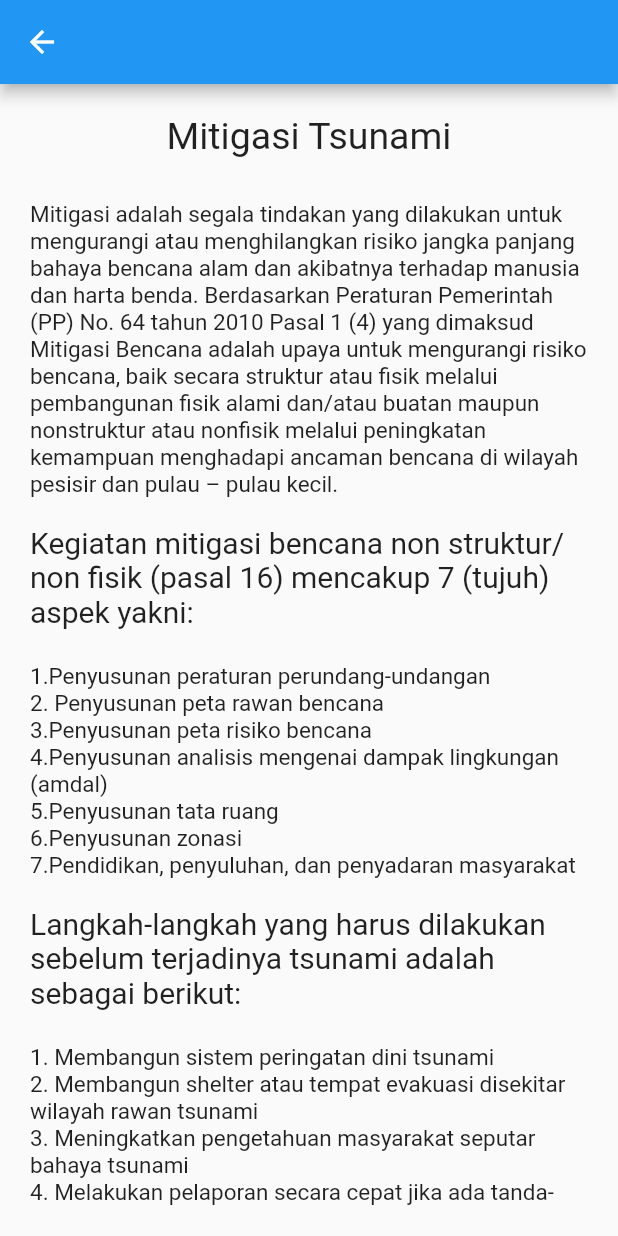
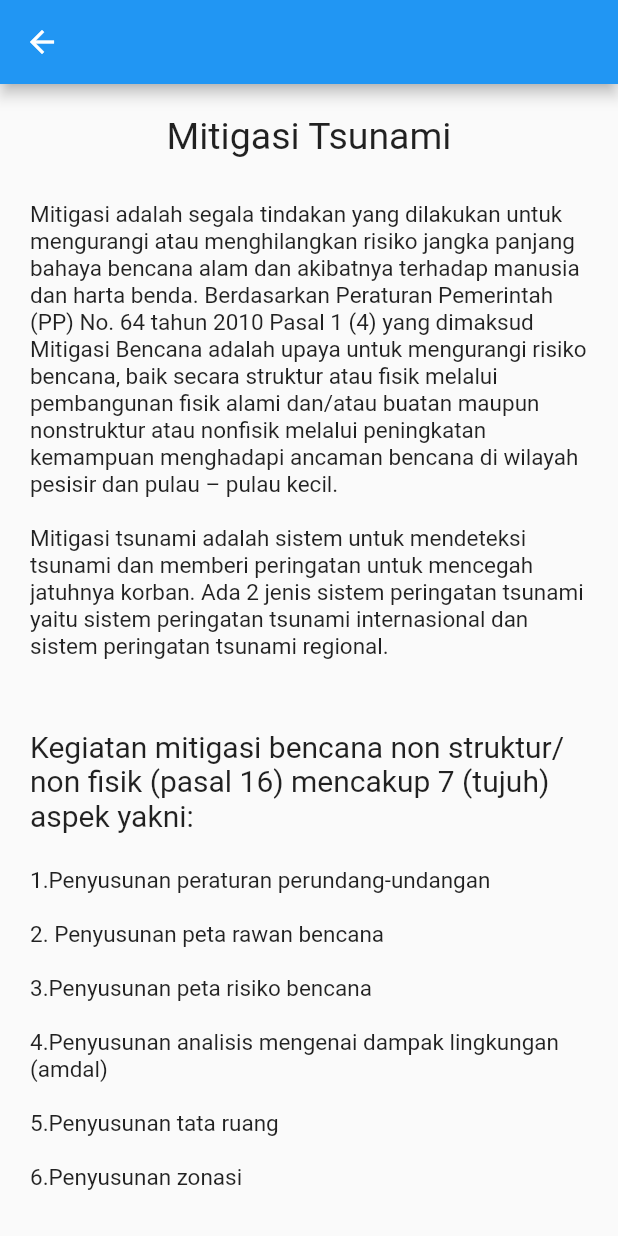
Before and after one commit to nandabrilianto/SIBAT, a Flutter app: the Mitigasi screen opened directly, on a phone screen of 412 x 824 dp. Run offline on Flutter 3.47's test engine with Material 2 defaults, Android fonts, the phone set to English and light mode, and no system bars; our stand-ins replace flutter_map, latlong; network calls fail.

Commit message:
Menghapus list info dari drawer
Perubahan lainnya:
- Merapikan artikel mitigasi tsunami
- Menambah gambar di menu mitigasi
- Merapikan artikel tahapan evakuasi

```diff
--- a/lib/HomePage.dart
+++ b/lib/HomePage.dart
@@ -117,15 +117,15 @@ class _HomePageState extends State<HomePage> {
                   Navigator.push(context, route);
                 },
               ),
-              new Divider(),
-              new ListTile(
-                title: new Text("Info"),
-                trailing: new Icon(Icons.info),
-                onTap: () {
-                  Route route = MaterialPageRoute(builder: (context) => Info());
-                  Navigator.push(context, route);
-                },
-              ),
+              // new Divider(),
+              // new ListTile(
+              //   title: new Text("Info"),
+              //   trailing: new Icon(Icons.info),
+              //   onTap: () {
+              //     Route route = MaterialPageRoute(builder: (context) => Info());
+              //     Navigator.push(context, route);
+              //   },
+              // ),
               new Divider(),
               new ListTile(
                 title: new Text("Video"),
--- a/lib/Mitigasi.dart
+++ b/lib/Mitigasi.dart
@@ -33,28 +33,33 @@ class _MitigasiState extends State<Mitigasi> {
               style: new TextStyle(fontSize: 15.0),
             ),
 
+            new Text(
+              "Mitigasi tsunami adalah sistem untuk mendeteksi tsunami dan memberi peringatan untuk mencegah jatuhnya korban. Ada 2 jenis sistem peringatan tsunami yaitu sistem peringatan tsunami internasional dan sistem peringatan tsunami regional.",textAlign: TextAlign.left,
+              style: new TextStyle(fontSize: 15.0),
+            ),
+
              new Text(
-              "Kegiatan mitigasi bencana non struktur/non fisik (pasal 16) mencakup 7 (tujuh) aspek yakni: \n"
+              "\n\nKegiatan mitigasi bencana non struktur/non fisik (pasal 16) mencakup 7 (tujuh) aspek yakni: \n"
               ,textAlign: TextAlign.left,
               style: new TextStyle(fontSize: 20.0),
             ),
 
-            new Text("1.Penyusunan peraturan perundang-undangan\n2. Penyusunan peta rawan bencana\n3.Penyusunan peta risiko bencana\n4.Penyusunan analisis mengenai dampak lingkungan (amdal)\n5.Penyusunan tata ruang\n6.Penyusunan zonasi\n7.Pendidikan, penyuluhan, dan penyadaran masyarakat\n",
+            new Text("1.Penyusunan peraturan perundang-undangan\n\n2. Penyusunan peta rawan bencana\n\n3.Penyusunan peta risiko bencana\n\n4.Penyusunan analisis mengenai dampak lingkungan (amdal)\n\n5.Penyusunan tata ruang\n\n6.Penyusunan zonasi\n\n7.Pendidikan, penyuluhan, dan penyadaran masyarakat\n",
             textAlign: TextAlign.left,
             style: new TextStyle(fontSize: 15.0),
             ),
 
-            new Text("Langkah-langkah yang harus dilakukan sebelum terjadinya tsunami adalah sebagai berikut: \n"
+            new Text("\nLangkah-langkah yang harus dilakukan sebelum terjadinya tsunami adalah sebagai berikut: \n"
             ,textAlign: TextAlign.left,
             style: new TextStyle(fontSize: 20.0),
             ),
 
-            new Text("1. Membangun sistem peringatan dini tsunami\n2. Membangun shelter atau tempat evakuasi disekitar wilayah rawan tsunami\n3. Meningkatkan pengetahuan masyarakat seputar bahaya tsunami\n4. Melakukan pelaporan secara cepat jika ada tanda-tanda akan terjadi tsunami\n5. Aktif mencari informasi seputar bencana melalui media informasi (radio, TV, internet)\n6. Sedia dan siaga alat komunikasi alternative jika ponsel tidak berfungsi."
+            new Text("1. Membangun sistem peringatan dini tsunami\n\n2. Membangun shelter atau tempat evakuasi disekitar wilayah rawan tsunami\n\n3. Meningkatkan pengetahuan masyarakat seputar bahaya tsunami\n\n4. Melakukan pelaporan secara cepat jika ada tanda-tanda akan terjadi tsunami\n\n5. Aktif mencari informasi seputar bencana melalui media informasi (radio, TV, internet)\n\n6. Sedia dan siaga alat komunikasi alternative jika ponsel tidak berfungsi."
             ,textAlign: TextAlign.left,
             style: new TextStyle(fontSize: 15.0),
             ),
 
-            new Text("\nLangkah-langkah yang harus dilakukan jika terjadi tsunami adalah sebagai berikut: \n",textAlign: TextAlign.left,
+            new Text("\n\nLangkah-langkah yang harus dilakukan jika terjadi tsunami adalah sebagai berikut: \n",textAlign: TextAlign.left,
             style: new TextStyle(fontSize: 20.0),
             ),
 
@@ -63,44 +68,61 @@ class _MitigasiState extends State<Mitigasi> {
             style: new TextStyle(fontSize: 15.0),
             ),
 
-            new Text("2. Pahami terlebih dahulu status peringatan dini" ,textAlign: TextAlign.left,
+            new Text("\n2. Pahami terlebih dahulu status peringatan dini" ,textAlign: TextAlign.left,
             style: new TextStyle(fontSize: 15.0),
             ),
 
-            new Text("3. Waspada apabila air laut surut secara tiba-tiba pasca gempa bumi" ,textAlign: TextAlign.left,
+            new Text("\n3. Waspada apabila air laut surut secara tiba-tiba pasca gempa bumi" ,textAlign: TextAlign.left,
             style: new TextStyle(fontSize: 15.0),
             ),
 
-            new Text("4. Segera melakukan evakuasi mandiri sesuai jalur evakuasi yang sudah ditentukan jika gelombang diperkirakan tinggi lebih dari 3 meter" ,textAlign: TextAlign.left,
+            new Text("\n4. Segera melakukan evakuasi mandiri sesuai jalur evakuasi yang sudah ditentukan jika gelombang diperkirakan tinggi lebih dari 3 meter" ,textAlign: TextAlign.left,
             style: new TextStyle(fontSize: 15.0),
             ),
 
-            new Text("5. Jangan lupa membawa perlengkapan darurat (makanan, minuman, P3K, dan lain-lain)" ,textAlign: TextAlign.left,
+            new Text("\n5. Jangan lupa membawa perlengkapan darurat (makanan, minuman, P3K, dan lain-lain)" ,textAlign: TextAlign.left,
             style: new TextStyle(fontSize: 15.0),
             ),
 
-            new Text("6. Jauhi pantai dan sungai menuju tempat yang tinggi atau sesuai titik kumpul evakuasi" ,textAlign: TextAlign.left,
+            new Text("\n6. Jauhi pantai dan sungai menuju tempat yang tinggi atau sesuai titik kumpul evakuasi" ,textAlign: TextAlign.left,
             style: new TextStyle(fontSize: 15.0),
             ),
 
-            new Text("7. Berlari menjauhi pantai ke arah tegak lurus garis pantai)" ,textAlign: TextAlign.left,
+            new Text("\n7. Berlari menjauhi pantai ke arah tegak lurus garis pantai)" ,textAlign: TextAlign.left,
             style: new TextStyle(fontSize: 15.0),
             ),
 
-            new Text("8. Jika gelombang pertama sudah berlalu, jangan lekas turun, tetap di tempat evakuasi sebab ada kemungkinan gelombang susulan akan datang" ,textAlign: TextAlign.left,
+            new Text("\n8. Jika gelombang pertama sudah berlalu, jangan lekas turun, tetap di tempat evakuasi sebab ada kemungkinan gelombang susulan akan datang" ,textAlign: TextAlign.left,
             style: new TextStyle(fontSize: 15.0),
             ),
 
-            new Text("9. Saat evakuasi tidak dianjurkan menggunakan kendaraan)" ,textAlign: TextAlign.left,
+            new Text("\n9. Saat evakuasi tidak dianjurkan menggunakan kendaraan)" ,textAlign: TextAlign.left,
             style: new TextStyle(fontSize: 15.0),
             ),
 
-            new Text("10. Tunggu pemberitahuan selanjutnya dari pihak berwajib tentang situasi keamanan)" ,textAlign: TextAlign.left,
+            new Text("\n10. Tunggu pemberitahuan selanjutnya dari pihak berwajib tentang situasi keamanan)" ,textAlign: TextAlign.left,
             style: new TextStyle(fontSize: 15.0),
             ),
 
-            new Text("11. Selalu bantu dan prioritaskan orang tua, wanita, anak-anak, disabilitas, dan siapapun yang membutuhkan bantuan" ,textAlign: TextAlign.left,
+            new Text("\n11. Selalu bantu dan prioritaskan orang tua, wanita, anak-anak, disabilitas, dan siapapun yang membutuhkan bantuan" ,textAlign: TextAlign.left,
             style: new TextStyle(fontSize: 15.0),
+            ),
+
+            new Text("\n\n Siklus Manajemen Bencana\n", style: new TextStyle(fontSize: 20.0),
+            ),
+
+            new Image.asset('images/siklusbencana.jpg'),
+
+            new Text("\n 1. Tahap prabencana dapat dibagi menjadi kegiatan mitigasi dan kesiapsiagaan. Selanjutnya pada tahap tanggap darurat adalah respon sesaat setelah terjadi bencana. Pada tahap pascabencana, manajemen yang digunakan adalah rehabilitasi dan rekonstruksi.", style: new TextStyle(fontSize: 15.0),
+            ),
+
+            new Text("\n 2. Tahap prabencana meliputi mitigasi dan kesiapsiagaan terhadap tsunami. Upaya tersebut sangat penting bagi masyarakat yang tinggal di daerah rawan bencana tsunami sebagai persiapan menghadapi bencana tsunami. Kesiapsiagaan adalah serangkaian kegiatan yang dilakukan untuk mengantisipasi bencana melalui pengorganisasian.", style: new TextStyle(fontSize: 15.0),
+            ),
+
+            new Text("\n 3. Tanggap darurat bencana adalah serangkaian kegiatan yang dilakukan dengan segera pada saat kejadian bencana untuk menangani dampak buruk yang ditimbulkan bencana tsunami.", style: new TextStyle(fontSize: 15.0),
+            ),
+
+            new Text("\n 4. Tahap pascabencana meliputi usaha rehabilitasi dan rekonstruksi sebagai upaya mengembalikan keadaan masyarakat pada situasi yang kondusif, sehat, dan layak sehingga masyarakat dapat hidup seperti sedia kala sebelum bencana tsunami terjadi, baik secara fisik dan psikologis.", style: new TextStyle(fontSize: 15.0),
             ),
 
               ],
--- a/lib/Tahapanevakuasi.dart
+++ b/lib/Tahapanevakuasi.dart
@@ -34,7 +34,7 @@ class _TahapanevakuasiState extends State<Tahapanevakuasi> {
             ),
 
             new Text(
-              "\nHal-hal yang perlu diperhatikan setelah terjadi tsunami adalah sebagai berikut:",
+              "\n\nHal-hal yang perlu diperhatikan setelah terjadi tsunami adalah sebagai berikut:",
               textAlign: TextAlign.left,
               style: new TextStyle(fontSize: 20.0),
             ),
--- a/lib/Video.dart
+++ b/lib/Video.dart
@@ -8,8 +8,9 @@ class Video extends StatefulWidget {
 class _VideoState extends State<Video> {
   @override
   Widget build(BuildContext context) {
-    return new Scaffold(
-      appBar: new AppBar(title: new Text("Video"),),
+                return new Scaffold(
+                  appBar: new AppBar(title: new Text("Video"),
+                  ),
     );
     }
 }
--- a/pubspec.yaml
+++ b/pubspec.yaml
@@ -6,6 +6,8 @@ dependencies:
     sdk: flutter
   url_launcher: ^4.0.2
   flutter_map:
+  flutter_youtube: "^1.1.4"
+
 
 
 flutter:
@@ -14,3 +16,4 @@ flutter:
   assets:
     - images/sibat.png
     - images/wave.jpg
+    - images/siklusbencana.jpg
```
Also changed, not shown: images/siklusbencana.jpg (added), pubspec.lock.
